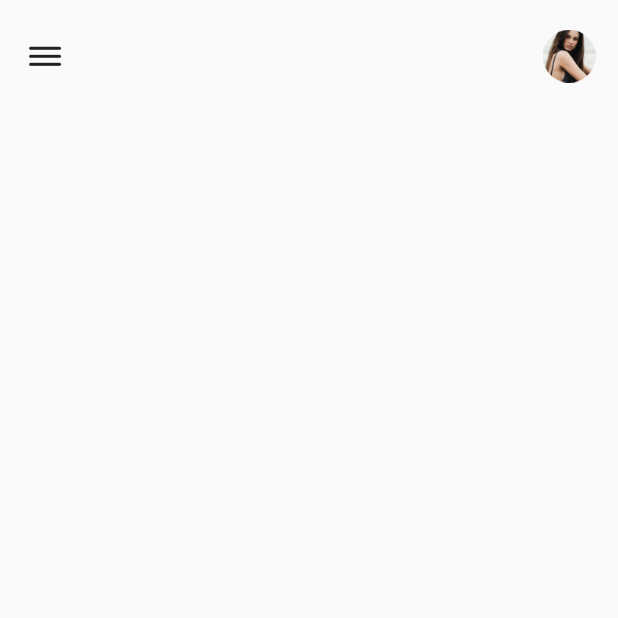
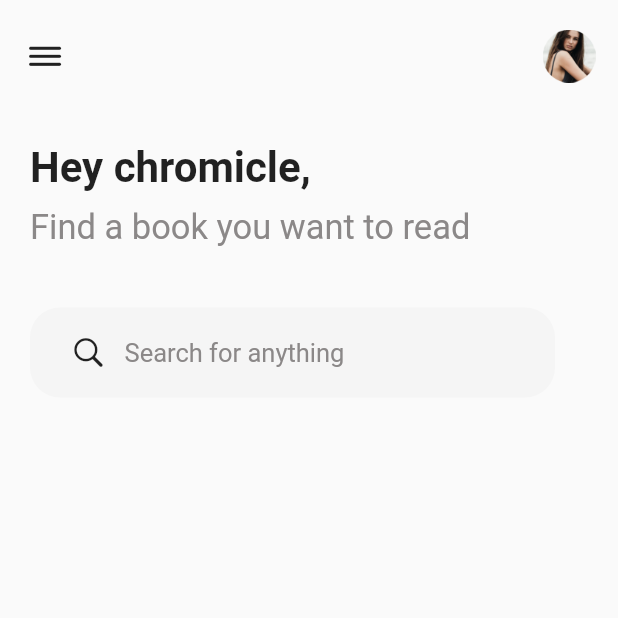
Before and after one commit to Mayurtikle24/flutter-Book-App-UI, a Flutter app: the screen it shows after launch, on a phone screen of 412 x 824 dp, the top half of it. Run offline on Flutter 3.47's test engine with Material 2 defaults, Android fonts, the phone set to English and light mode, and no system bars; our stand-ins replace velocity_x.

Commit message:
created title text and textfield

```diff
--- a/book_ui/lib/Screens/homeScreenUI.dart
+++ b/book_ui/lib/Screens/homeScreenUI.dart
@@ -10,7 +10,8 @@ class HomeScreenUI extends StatelessWidget {
       child: Material(
         child: Scaffold(
           body: Container(
-            child: Column(children: [
+            child:
+                Column(crossAxisAlignment: CrossAxisAlignment.start, children: [
               Padding(
                 padding:
                     const EdgeInsets.symmetric(vertical: 20, horizontal: 15),
@@ -28,6 +29,55 @@ class HomeScreenUI extends StatelessWidget {
                     )
                   ],
                 ),
+              ),
+              SizedBox(height: 20),
+              const Padding(
+                padding: EdgeInsets.symmetric(horizontal: 20),
+                child: Text(
+                  "Hey chromicle,",
+                  style: TextStyle(
+                      fontWeight: FontWeight.bold,
+                      color: Colors.black87,
+                      fontSize: 28),
+                  textAlign: TextAlign.start,
+                ),
+              ),
+              SizedBox(height: 10),
+              const Padding(
+                padding: EdgeInsets.symmetric(horizontal: 20),
+                child: Text(
+                  "Find a book you want to read",
+                  style: TextStyle(
+                      color: Color.fromARGB(255, 139, 136, 136), fontSize: 23),
+                  textAlign: TextAlign.start,
+                ),
+              ),
+              SizedBox(height: 20),
+              Padding(
+                padding: const EdgeInsets.fromLTRB(20, 20, 10, 10),
+                child: Container(
+                  height: 60,
+                  width: 350,
+                  decoration: BoxDecoration(
+                      color: Colors.grey[100],
+                      borderRadius: BorderRadius.circular(20),
+                      shape: BoxShape.rectangle),
+                  child: const Padding(
+                      padding:
+                          EdgeInsets.symmetric(horizontal: 15, vertical: 7),
+                      child: TextField(
+                        decoration: InputDecoration(
+                            prefixIcon: Icon(
+                              CupertinoIcons.search,
+                              color: Colors.black87,
+                            ),
+                            hintText: "Search for anything",
+                            hintStyle: TextStyle(
+                                fontSize: 17,
+                                color: Color.fromARGB(255, 139, 136, 136)),
+                            border: InputBorder.none),
+                      )),
+                ),
               )
             ]),
           ),
```
